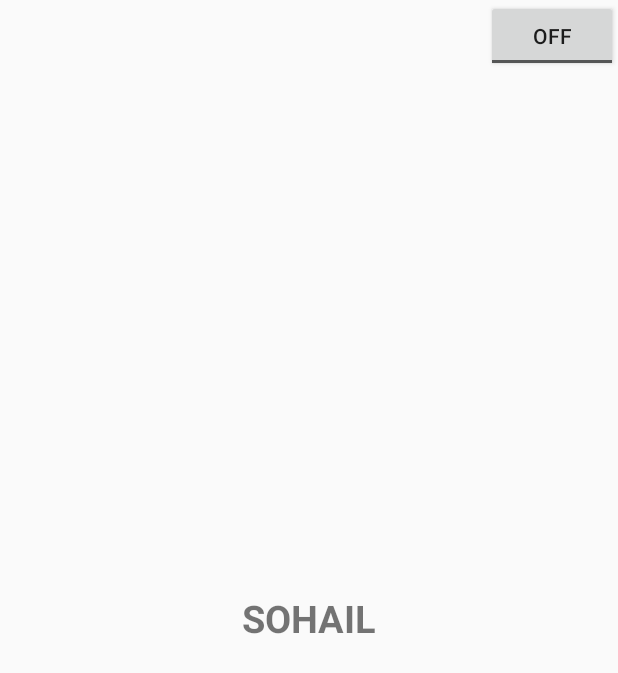
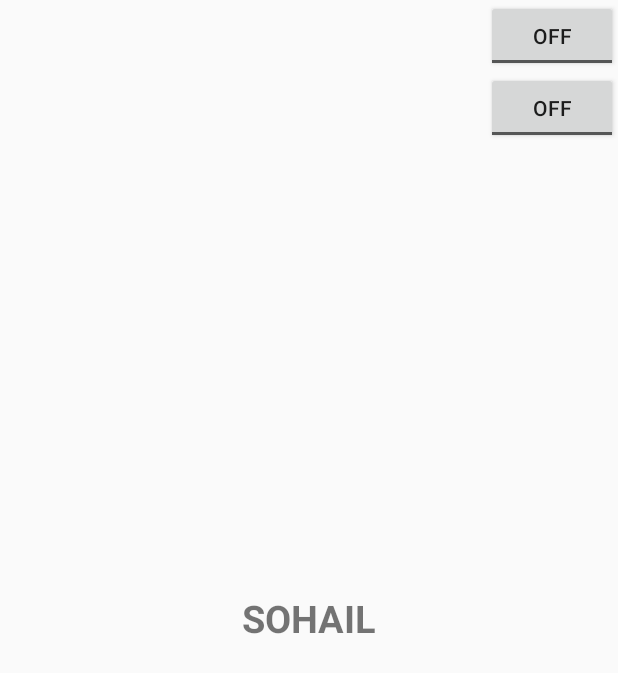
Before and after one commit to kabeersohail/ScreenShare, an Android app: the layout demo_view.xml on its own in the app's theme, with its tools: preview values and no code run, on a phone screen of 412 x 824 dp. Shown: the top 673 px of the screen. Run offline under Robolectric (Android 15) with nearby library versions, the phone set to English and light mode, and no system bars.

Commit message:
1. added eraser logic

```diff
--- a/app/src/main/res/layout/demo_view.xml
+++ b/app/src/main/res/layout/demo_view.xml
@@ -23,4 +23,12 @@
         android:layout_width="wrap_content"
         android:layout_height="wrap_content"/>
 
+    <ToggleButton
+        android:id="@+id/toggle_eraser"
+        android:text="toggle eraser"
+        app:layout_constraintEnd_toEndOf="parent"
+        app:layout_constraintTop_toBottomOf="@id/toggle_paint"
+        android:layout_width="wrap_content"
+        android:layout_height="wrap_content"/>
+
 </androidx.constraintlayout.widget.ConstraintLayout>
```
Also changed, not shown: app/src/main/java/com/example/screenshare/AnnotationService.kt (+26 -1 lines), app/src/main/java/com/example/screenshare/MyCanvas.kt (+15 -0 lines).
